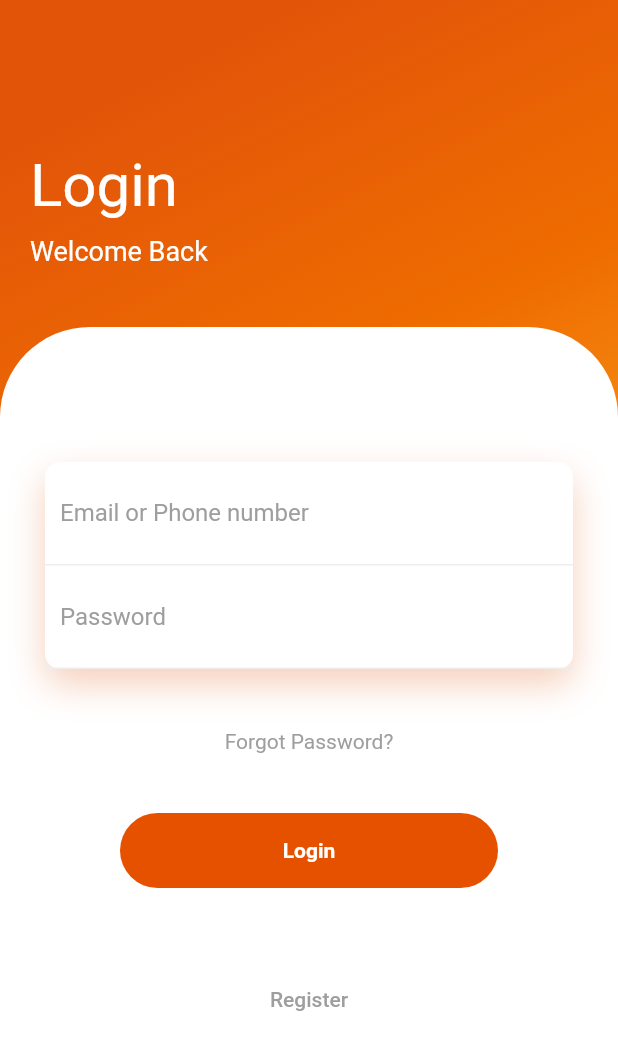
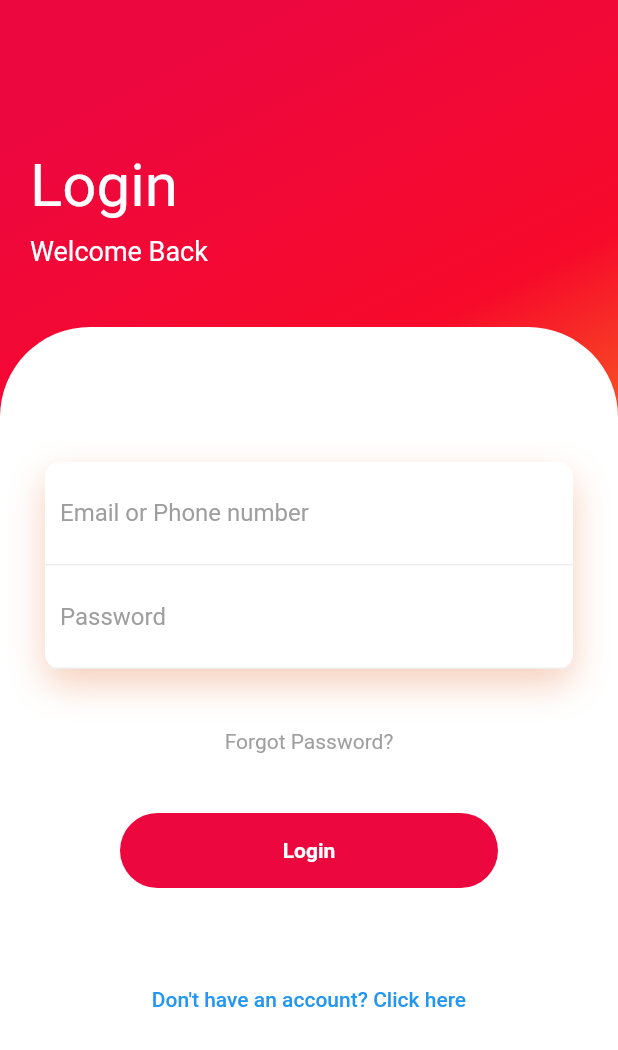
Before and after one commit to farischamakay/cooking_tutorial_application, a Flutter app: the screen it shows after launch, on a phone screen of 412 x 824 dp. Shown: the top 1050 px of the screen. Run offline on Flutter 3.47's test engine with Material 2 defaults, Android fonts, the phone set to English and light mode, and no system bars; our stand-ins replace flutter_spinkit.

Commit message:
update animation login page

```diff
--- /dev/null
+++ b/lib/animation/animation.dart
@@ -0,0 +1,100 @@
+import 'dart:async';
+
+import 'package:flutter/material.dart';
+
+class DelayedDisplay extends StatefulWidget {
+  final Widget child;
+  final Duration delay;
+  final Duration fadingDuration;
+  final Curve slidingCurve;
+  final Offset slidingBeginOffset;
+
+  final bool fadeIn;
+
+  const DelayedDisplay({
+    super.key,
+    required this.child,
+    this.delay = Duration.zero,
+    this.fadingDuration = const Duration(milliseconds: 1600),
+    this.slidingCurve = Curves.decelerate,
+    this.slidingBeginOffset = const Offset(0.0, -0.10),
+    this.fadeIn = true,
+  });
+
+  @override
+  _DelayedDisplayState createState() => _DelayedDisplayState();
+}
+
+class _DelayedDisplayState extends State<DelayedDisplay>
+    with TickerProviderStateMixin {
+  late AnimationController _opacityController;
+
+  late Animation<Offset> _slideAnimationOffset;
+
+  Timer? _timer;
+
+  Duration get delay => widget.delay;
+
+  Duration get opacityTransitionDuration => widget.fadingDuration;
+
+  Curve get slidingCurve => widget.slidingCurve;
+
+  Offset get beginOffset => widget.slidingBeginOffset;
+
+  bool get fadeIn => widget.fadeIn;
+
+  @override
+  void initState() {
+    super.initState();
+
+    _opacityController = AnimationController(
+      vsync: this,
+      duration: opacityTransitionDuration,
+    );
+
+    final CurvedAnimation curvedAnimation = CurvedAnimation(
+      curve: slidingCurve,
+      parent: _opacityController,
+    );
+
+    _slideAnimationOffset = Tween<Offset>(
+      begin: beginOffset,
+      end: Offset.zero,
+    ).animate(curvedAnimation);
+
+    _runFadeAnimation();
+  }
+
+  @override
+  void dispose() {
+    _opacityController.dispose();
+    _timer?.cancel();
+    super.dispose();
+  }
+
+  @override
+  void didUpdateWidget(DelayedDisplay oldWidget) {
+    super.didUpdateWidget(oldWidget);
+    if (oldWidget.fadeIn == fadeIn) {
+      return;
+    }
+    _runFadeAnimation();
+  }
+
+  void _runFadeAnimation() {
+    _timer = Timer(delay, () {
+      fadeIn ? _opacityController.forward() : _opacityController.reverse();
+    });
+  }
+
+  @override
+  Widget build(BuildContext context) {
+    return FadeTransition(
+      opacity: _opacityController,
+      child: SlideTransition(
+        position: _slideAnimationOffset,
+        child: widget.child,
+      ),
+    );
+  }
+}
--- a/lib/main.dart
+++ b/lib/main.dart
@@ -1,4 +1,6 @@
+import 'package:cooking_tutorial_application/screens/homepage.dart';
 import 'package:cooking_tutorial_application/screens/login_page.dart';
+import 'package:cooking_tutorial_application/screens/register_page.dart';
 import 'package:cooking_tutorial_application/screens/splash_screen.dart';
 import 'package:flutter/material.dart';
 
@@ -17,8 +19,10 @@ class MyApp extends StatelessWidget {
       initialRoute: Splash.nameRoutes,
       debugShowCheckedModeBanner: false,
       routes: {
-        Splash.nameRoutes: (context) => Splash(),
+        Splash.nameRoutes: (context) => const Splash(),
         LoginPage.nameRoute: (context) => LoginPage(),
+        RegisterPage.nameRoute: (context) => RegisterPage(),
+        HomePage.nameRoute: (context) => HomePage(),
       },
     );
   }
--- /dev/null
+++ b/lib/screens/homepage.dart
@@ -0,0 +1,16 @@
+import 'package:flutter/material.dart';
+
+class HomePage extends StatefulWidget {
+  static const nameRoute = '/homepage';
+  const HomePage({super.key});
+
+  @override
+  State<HomePage> createState() => _HomePageState();
+}
+
+class _HomePageState extends State<HomePage> {
+  @override
+  Widget build(BuildContext context) {
+    return Container();
+  }
+}
--- a/lib/screens/login_page.dart
+++ b/lib/screens/login_page.dart
@@ -1,4 +1,6 @@
+import 'package:cooking_tutorial_application/animation/animation.dart';
 import 'package:flutter/material.dart';
+import 'package:flutter/animation.dart';
 
 class LoginPage extends StatefulWidget {
   static const nameRoute = '/loginpage';
@@ -14,58 +16,60 @@ class _LoginPageState extends State<LoginPage> {
     return Scaffold(
       body: Container(
         width: double.infinity,
-        decoration: BoxDecoration(
+        decoration: const BoxDecoration(
             gradient: LinearGradient(begin: Alignment.topCenter, colors: [
-          Color.fromARGB(255, 226, 85, 9),
-          Color.fromARGB(255, 239, 108, 0),
+          Color(0xffed073f),
+          Color(0xfff70a2a),
           Color.fromARGB(255, 248, 160, 28)
         ])),
         child: Column(
           crossAxisAlignment: CrossAxisAlignment.start,
           children: <Widget>[
-            SizedBox(
+            const SizedBox(
               height: 80,
             ),
             Padding(
-              padding: EdgeInsets.all(20),
+              padding: const EdgeInsets.all(20),
               child: Column(
                 crossAxisAlignment: CrossAxisAlignment.start,
-                children: <Widget>[
-                  Text(
+                children: const <Widget>[
+                  DelayedDisplay(
+                      child: Text(
                     "Login",
                     style: TextStyle(color: Colors.white, fontSize: 40),
-                  ),
+                  )),
                   SizedBox(
                     height: 10,
                   ),
-                  Text(
+                  DelayedDisplay(
+                      child: Text(
                     "Welcome Back",
                     style: TextStyle(color: Colors.white, fontSize: 18),
-                  ),
+                  )),
                 ],
               ),
             ),
-            SizedBox(height: 20),
+            const SizedBox(height: 20),
             Expanded(
               child: Container(
-                decoration: BoxDecoration(
+                decoration: const BoxDecoration(
                     color: Colors.white,
                     borderRadius: BorderRadius.only(
                         topLeft: Radius.circular(60),
                         topRight: Radius.circular(60))),
                 child: SingleChildScrollView(
                   child: Padding(
-                    padding: EdgeInsets.all(30),
+                    padding: const EdgeInsets.all(30),
                     child: Column(
                       children: <Widget>[
-                        SizedBox(
+                        const SizedBox(
                           height: 60,
                         ),
                         Container(
                           decoration: BoxDecoration(
                               color: Colors.white,
                               borderRadius: BorderRadius.circular(10),
-                              boxShadow: [
+                              boxShadow: const [
                                 BoxShadow(
                                     color: Color.fromRGBO(225, 95, 27, .3),
                                     blurRadius: 20,
@@ -73,28 +77,29 @@ class _LoginPageState extends State<LoginPage> {
                               ]),
                           child: Column(
                             children: <Widget>[
-                              Container(
-                                padding: EdgeInsets.all(10),
-                                decoration: BoxDecoration(
+                              DelayedDisplay(
+                                  child: Container(
+                                padding: const EdgeInsets.all(10),
+                                decoration: const BoxDecoration(
                                     border: Border(
                                         bottom: BorderSide(
                                             color: Color.fromARGB(
                                                 255, 238, 238, 238)))),
-                                child: TextField(
+                                child: const TextField(
                                   decoration: InputDecoration(
                                       hintText: "Email or Phone number",
                                       hintStyle: TextStyle(color: Colors.grey),
                                       border: InputBorder.none),
                                 ),
-                              ),
+                              )),
                               Container(
-                                padding: EdgeInsets.all(10),
-                                decoration: BoxDecoration(
+                                padding: const EdgeInsets.all(10),
+                                decoration: const BoxDecoration(
                                     border: Border(
                                         bottom: BorderSide(
                                             color: Color.fromARGB(
                                                 255, 238, 238, 238)))),
-                                child: TextField(
+                                child: const TextField(
                                   decoration: InputDecoration(
                                       hintText: "Password",
                                       hintStyle: TextStyle(color: Colors.grey),
@@ -104,22 +109,22 @@ class _LoginPageState extends State<LoginPage> {
                             ],
                           ),
                         ),
-                        SizedBox(
+                        const SizedBox(
                           height: 40,
                         ),
-                        Text(
+                        const Text(
                           "Forgot Password?",
                           style: TextStyle(color: Colors.grey),
                         ),
-                        SizedBox(
+                        const SizedBox(
                           height: 40,
                         ),
                         Container(
                           height: 50,
-                          margin: EdgeInsets.symmetric(horizontal: 50),
+                          margin: const EdgeInsets.symmetric(horizontal: 50),
                           decoration: BoxDecoration(
                               borderRadius: BorderRadius.circular(50),
-                              color: Colors.orange[900]),
+                              color: const Color(0xffed073f)),
                           child: const Center(
                             child: Text(
                               "Login",
@@ -129,15 +134,15 @@ class _LoginPageState extends State<LoginPage> {
                             ),
                           ),
                         ),
-                        SizedBox(
+                        const SizedBox(
                           height: 50,
                         ),
                         TextButton(
                           onPressed: () {},
-                          child: Text("Register",
-                              style: TextStyle(color: Colors.grey)),
+                          child: const Text("Don't have an account? Click here",
+                              style: TextStyle(color: Colors.blue)),
                         ),
-                        SizedBox(
+                        const SizedBox(
                           height: 30,
                         ),
                       ],
--- a/lib/screens/register_page.dart
+++ b/lib/screens/register_page.dart
@@ -0,0 +1,16 @@
+import 'package:flutter/material.dart';
+
+class RegisterPage extends StatefulWidget {
+  static const nameRoute = '/register';
+  const RegisterPage({super.key});
+
+  @override
+  State<RegisterPage> createState() => _RegisterPageState();
+}
+
+class _RegisterPageState extends State<RegisterPage> {
+  @override
+  Widget build(BuildContext context) {
+    return Container();
+  }
+}
--- a/lib/screens/splash_screen.dart
+++ b/lib/screens/splash_screen.dart
@@ -22,7 +22,7 @@ class _SplashState extends State<Splash> {
   @override
   Widget build(BuildContext context) {
     return Container(
-      color: Colors.white,
+      color: const Color(0xffecebf3),
       child: Column(
         mainAxisAlignment: MainAxisAlignment.center,
         children: [
--- a/pubspec.yaml
+++ b/pubspec.yaml
@@ -38,6 +38,8 @@ dependencies:
   cupertino_icons: ^1.0.2
   flutter_spinkit: ^5.1.0
   simple_animations: ^5.0.0+2
+  dio: ^4.0.6
+  equatable: ^2.0.5
 
 dev_dependencies:
   flutter_test:
```
Also changed, not shown: assets/splash_logo.png, pubspec.lock.
